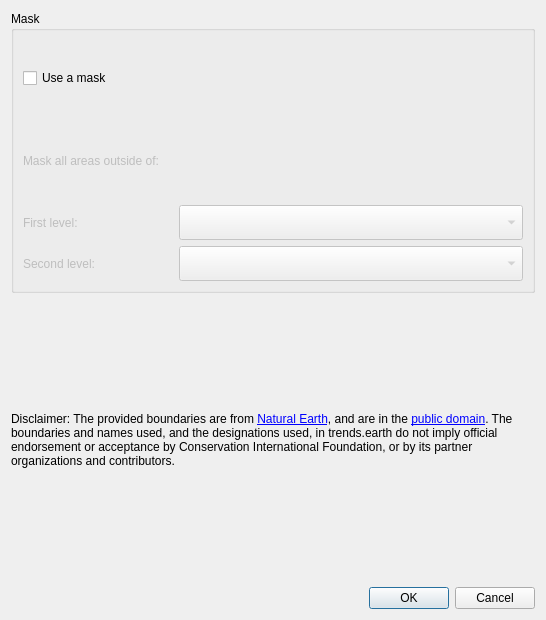
Old version of the form LDMP/gui/DlgVisualizationBasemap.ui in the repository ConservationInternational/trends.earth.
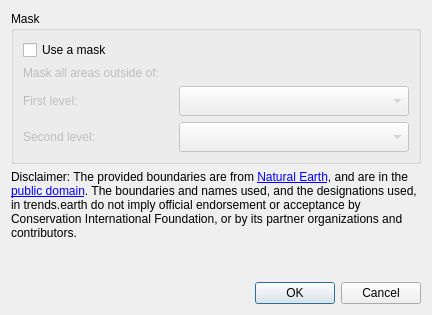
New version of the form.

```diff
--- a/LDMP/gui/DlgVisualizationBasemap.ui
+++ b/LDMP/gui/DlgVisualizationBasemap.ui
@@ -6,8 +6,8 @@
    <rect>
     <x>0</x>
     <y>0</y>
-    <width>546</width>
-    <height>620</height>
+    <width>432</width>
+    <height>315</height>
    </rect>
   </property>
   <property name="minimumSize">
@@ -23,7 +23,7 @@
    <item>
     <widget class="QGroupBox" name="area_groupbox">
      <property name="sizePolicy">
-      <sizepolicy hsizetype="Expanding" vsizetype="Expanding">
+      <sizepolicy hsizetype="Expanding" vsizetype="Minimum">
        <horstretch>0</horstretch>
        <verstretch>0</verstretch>
       </sizepolicy>
@@ -187,6 +187,19 @@
      </property>
     </widget>
    </item>
+   <item>
+    <spacer name="verticalSpacer">
+     <property name="orientation">
+      <enum>Qt::Vertical</enum>
+     </property>
+     <property name="sizeHint" stdset="0">
+      <size>
+       <width>20</width>
+       <height>40</height>
+      </size>
+     </property>
+    </spacer>
+   </item>
    <item>
     <widget class="QDialogButtonBox" name="buttonBox">
      <property name="standardButtons">
```
